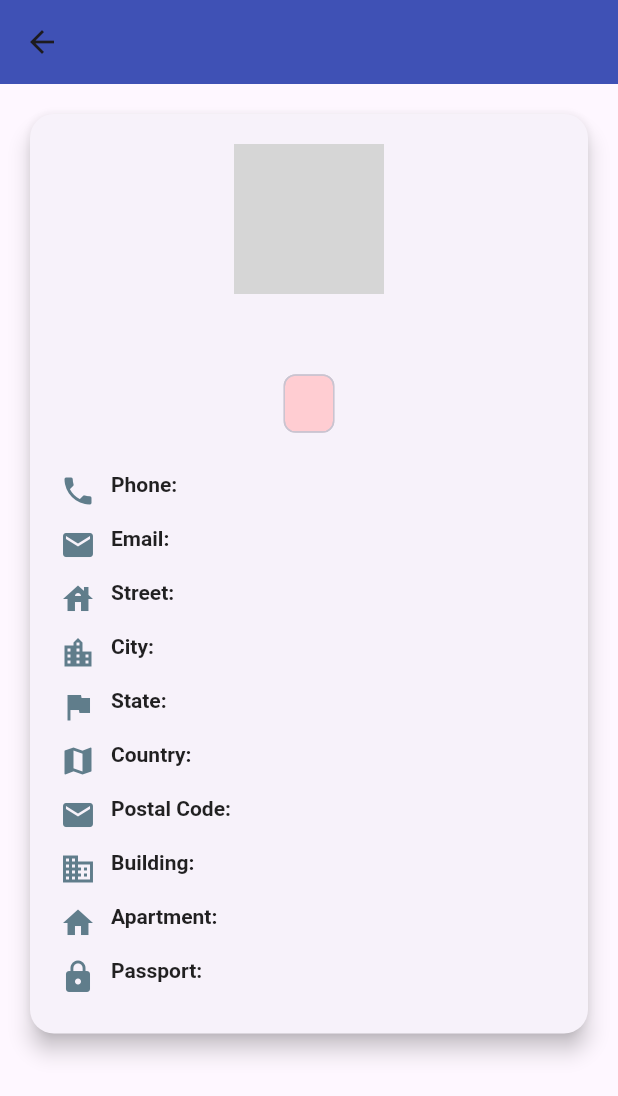
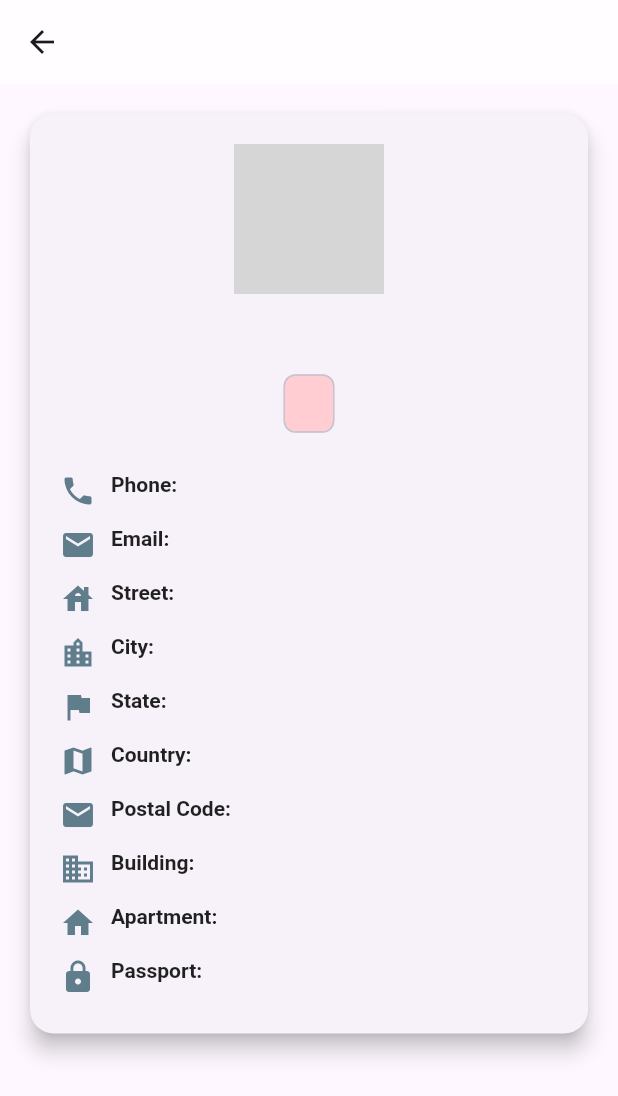
Before and after one commit to ajutheman/klinitadminapp, a Flutter app: the EmployeeDetailPage screen opened directly with empty values, on a phone screen of 412 x 824 dp. Shown: the top 1096 px of the screen. Run offline on Flutter 3.47's test engine with Material 3 defaults, Android fonts, the light colour scheme and no system bars; our stand-ins replace dio, equatable, firebase_core, firebase_messaging, flutter_bloc, flutter_svg and 1 more; accounts and stored records are empty; network calls fail; project files that could hold a hidden picture were left out; grey boxes are pictures that could not be loaded.

Commit message:
some app code

```diff
--- a/lib/features/orders/screens/employee_detail_screen.dart
+++ b/lib/features/orders/screens/employee_detail_screen.dart
@@ -1,5 +1,6 @@
 import 'package:flutter/material.dart';
 
+import '../../../base/widget_utils.dart';
 import '../models/employee_model.dart';
 
 class EmployeeDetailPage extends StatelessWidget {
@@ -11,8 +12,12 @@ class EmployeeDetailPage extends StatelessWidget {
   Widget build(BuildContext context) {
     return Scaffold(
       appBar: AppBar(
-        title: Text(employee.name),
-        backgroundColor: Colors.indigo,
+        title: getCustomFont(employee.name, 22, Colors.black, 2,
+            fontWeight: FontWeight.bold),
+        // const Text("📅 Daily Subscription Schedules"),
+        backgroundColor: Colors.white70,
+        // title: Text(employee.name),
+        // backgroundColor: Colors.indigo,
       ),
       body: SingleChildScrollView(
         padding: const EdgeInsets.all(16),
```
Also changed, not shown: lib/features/home/home_screen.dart (+5 -2 lines), lib/features/orders/screens/ProfilePage.dart (+8 -2 lines), lib/features/orders/screens/SubscriptionSchedulesPage.dart (+5 -2 lines), lib/features/orders/screens/employee_screen.dart (+7 -2 lines), lib/features/orders/screens/orders_screen.dart (+6 -2 lines).
